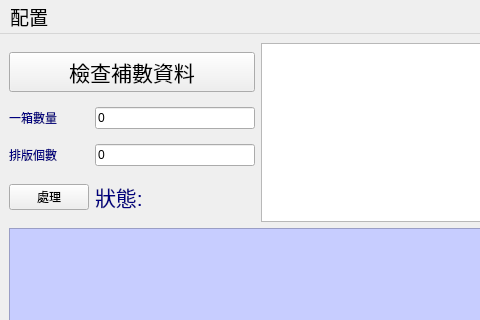
Old version of the form ui_main_inputbs.ui in the repository xu389007532/QtPDF; both pictures show x 0 to 480 and y 0 to 320 of the 1260 by 796 pixel window.
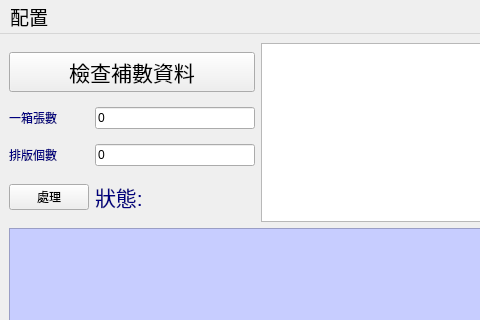
New version of the form. Icons and pictures are not drawn.

```diff
--- a/ui_main_inputbs.ui
+++ b/ui_main_inputbs.ui
@@ -80,7 +80,7 @@
           <item row="1" column="0">
            <widget class="QLabel" name="label_2">
             <property name="text">
-             <string>一箱數量</string>
+             <string>一箱張數</string>
             </property>
            </widget>
           </item>
```
